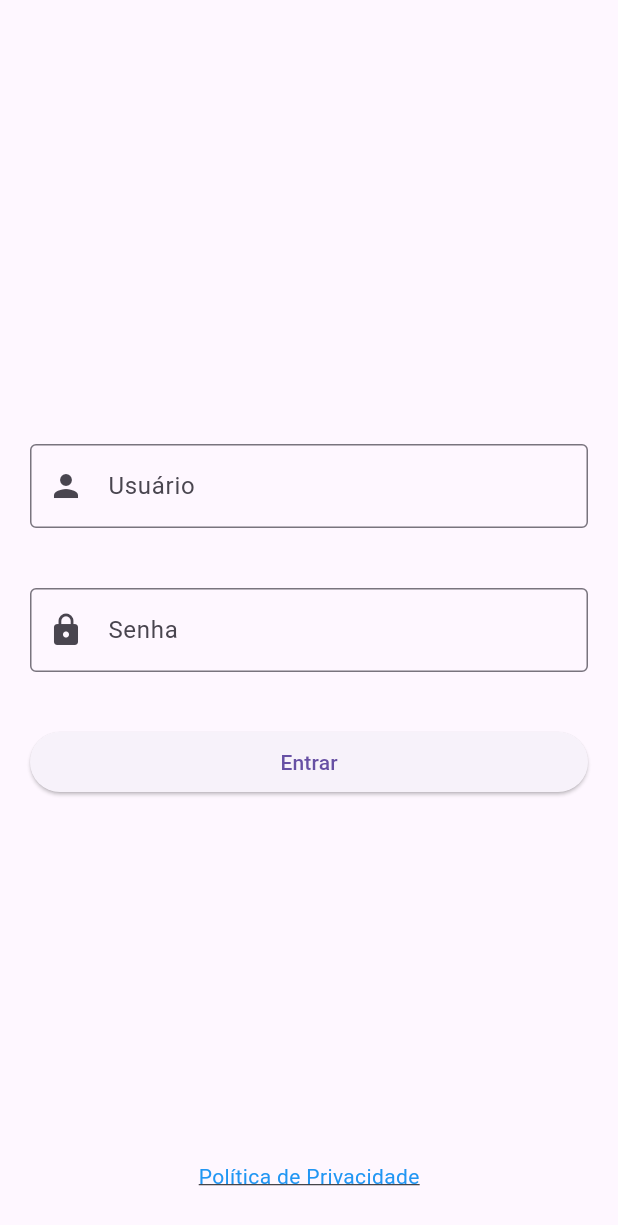
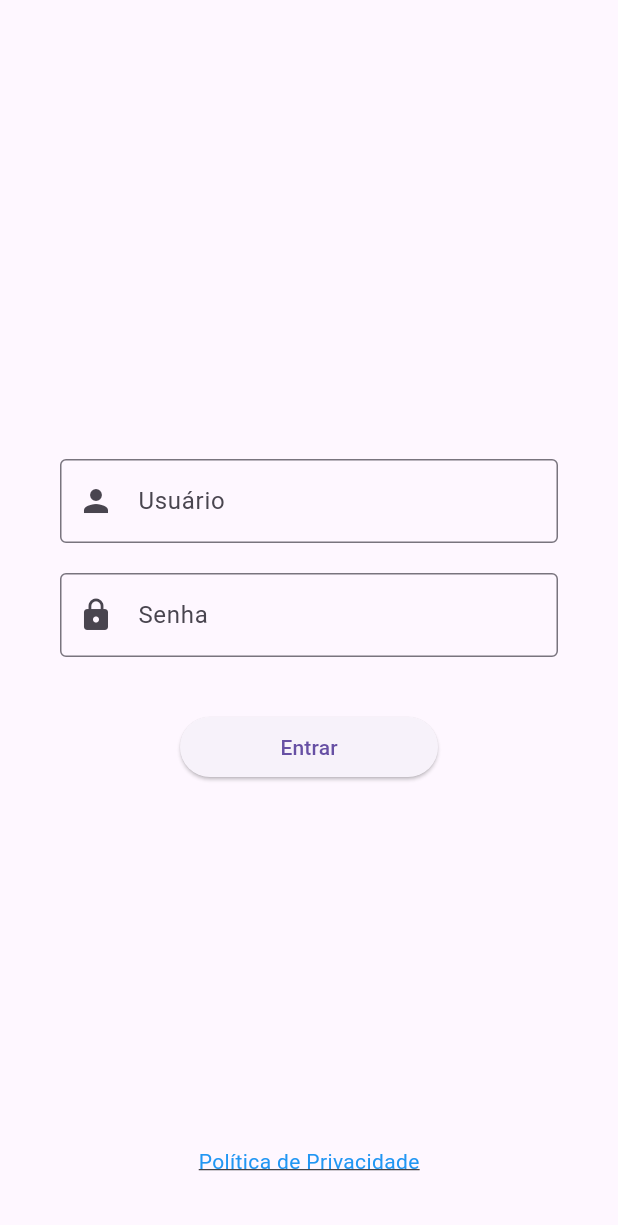
Before and after one commit to filipewb/flutterTeste, a Flutter app: the screen it shows after launch, on a phone screen of 412 x 824 dp. Shown: the top 1225 px of the screen. Run offline on Flutter 3.47's test engine with Material 3 defaults, Android fonts, the phone set to English and light mode, and no system bars.

```diff
--- a/desafio_tecnico/lib/Login/login_widget.dart
+++ b/desafio_tecnico/lib/Login/login_widget.dart
@@ -70,15 +70,15 @@ class _LoginWidgetState extends State<LoginWidget> {
     return Center(
       child: Stack(
         children: [
-          Padding(
-            padding: const EdgeInsets.all(20.0),
-            child: Form(
+          Form(
             key: _formKey,
             child: Column(
               mainAxisAlignment: MainAxisAlignment.center,
               crossAxisAlignment: CrossAxisAlignment.stretch,
               children: [
-                  TextFormField(
+                Padding(
+                  padding: const EdgeInsets.symmetric(horizontal: 40),
+                  child: TextFormField(
                     controller: _usernameController,
                     validator: (value) {
                       if (value == null || value.isEmpty) {
@@ -94,8 +94,10 @@ class _LoginWidgetState extends State<LoginWidget> {
                       helperText: '',
                     ),
                   ),
-                  const SizedBox(height: 20.0),
-                  TextFormField(
+                ),
+                Padding(
+                  padding: const EdgeInsets.symmetric(horizontal: 40),
+                  child: TextFormField(
                     controller: _passwordController,
                     validator: (value) {
                       if (value == null || value.isEmpty) {
@@ -112,22 +114,28 @@ class _LoginWidgetState extends State<LoginWidget> {
                       helperText: '',
                     ),
                   ),
-                  const SizedBox(height: 20.0),
-                  SizedBox(
-                    height: 40,
-                    width: 30,
+                ),
+                const SizedBox(height: 20),
+                Padding(
+                  padding: const EdgeInsets.symmetric(horizontal: 120),
+                  child: SizedBox(
+                    width: double.infinity,
+                    height: 40, // Defina a altura desejada para o botão aqui
                     child: ElevatedButton(
                       onPressed: _submitForm,
-                      child: const Text('Entrar'),
+                      child: const Text(
+                        'Entrar',
+                        style: TextStyle(fontSize: 14),
+                      ), // Defina o tamanho do texto
+                    ),
                   ),
                 ),
               ],
             ),
           ),
-          ),
           const Positioned(
             top: 10,
-            bottom: 30,
+            bottom: 40,
             left: 0,
             right: 0,
             child: PrivacyPolicyLink(),
```
Also changed, not shown: desafio_tecnico/lib/home/home_screen_view.dart (+8 -5 lines). Lines whose indentation alone changed are shown as unchanged.
